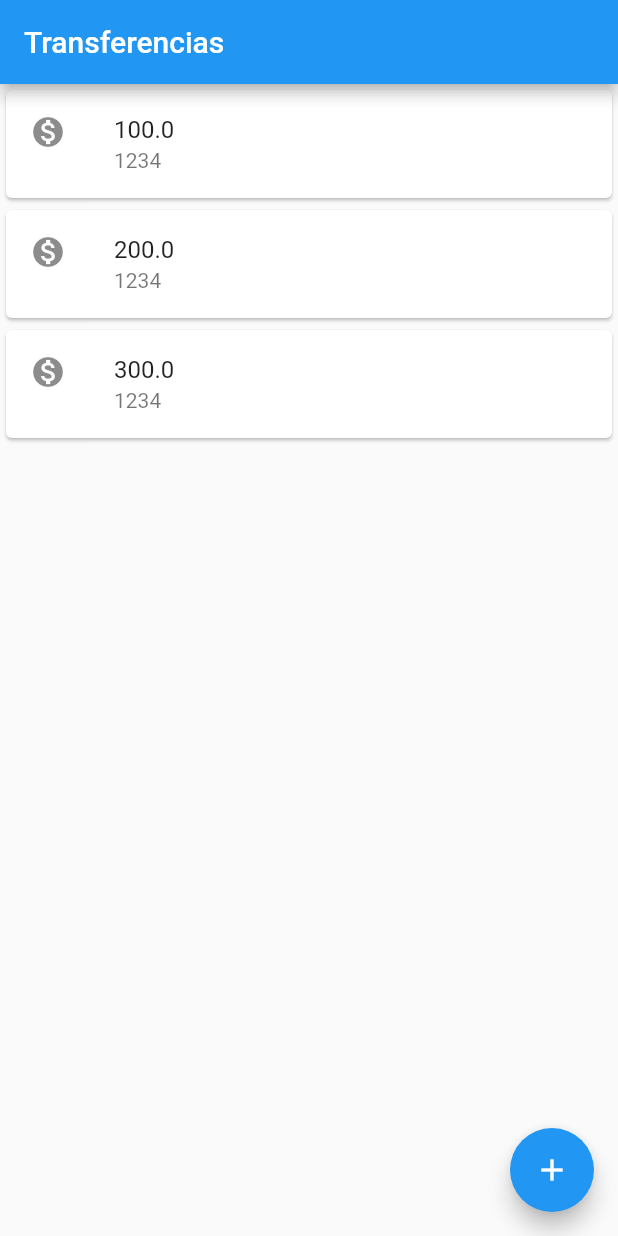
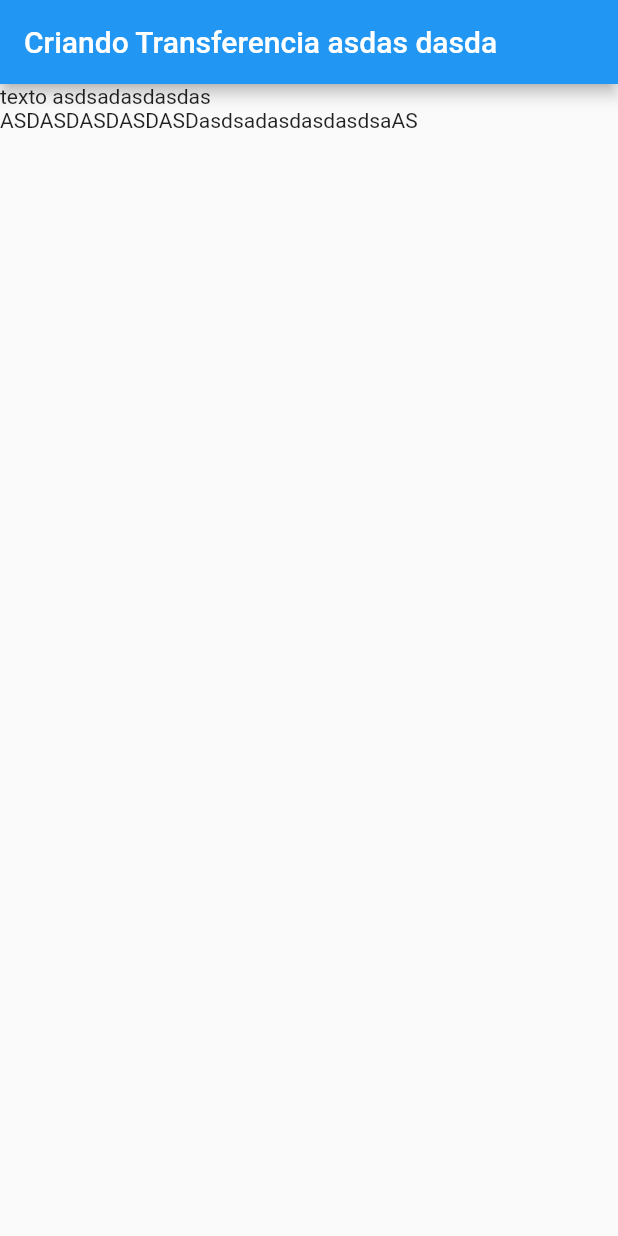
Before and after one commit to felipegarciamf/flutter-bytebank, a Flutter app: the screen it shows after launch, on a phone screen of 412 x 824 dp. Run offline on Flutter 3.47's test engine with Material 2 defaults, Android fonts, the phone set to English and light mode, and no system bars.

Commit message:
refatorando o cÃódigo por responsabilidade

```diff
--- a/lib/main.dart
+++ b/lib/main.dart
@@ -1,31 +1,29 @@
 import 'package:flutter/material.dart';
 
 void main() => runApp(
-      MaterialApp(
-        home: Scaffold(
-          body: ListaTransferencias(),
-          appBar: AppBar(
-            title: Text('Transferencias'),
-          ),
-          floatingActionButton: FloatingActionButton(
-            onPressed: () {
-              // Add your onPressed code here!
-            },
-            child: const Icon(Icons.add),
-          ),
-        ),
-      ),
+      ByteBankApp(),
     );
 
 class ListaTransferencias extends StatelessWidget {
   @override
   Widget build(BuildContext context) {
-    return Column(
-      children: [
-        ItemTransferencia(Transferencia(100, 1234)),
-        ItemTransferencia(Transferencia(200, 1234)),
-        ItemTransferencia(Transferencia(300, 1234)),
-      ],
+    return Scaffold(
+      appBar: AppBar(
+        title: Text('Transferencias'),
+      ),
+      body: Column(
+        children: [
+          ItemTransferencia(Transferencia(100, 1234)),
+          ItemTransferencia(Transferencia(200, 1234)),
+          ItemTransferencia(Transferencia(300, 1234)),
+        ],
+      ),
+      floatingActionButton: FloatingActionButton(
+        onPressed: () {
+          // Add your onPressed code here!
+        },
+        child: const Icon(Icons.add),
+      ),
     );
   }
 }
@@ -56,3 +54,29 @@ class Transferencia {
 
   Transferencia(this.valor, this.numeroConta);
 }
+
+class ByteBankApp extends StatelessWidget {
+  @override
+  Widget build(BuildContext context) {
+    return MaterialApp(
+      home: Scaffold(
+        body: FormularioTransferencia(),
+      ),
+    );
+  }
+}
+
+class FormularioTransferencia extends StatelessWidget {
+  @override
+  Widget build(BuildContext context) {
+    return Scaffold(
+      appBar: AppBar(
+        title: Text("Criando Transferencia asdas dasda"),
+      ),
+      body: Text(
+        "texto asdsadasdasdas ASDASDASDASDASDasdsadasdasdasdsaAS",
+        textDirection: TextDirection.ltr,
+      ),
+    );
+  }
+}
```
